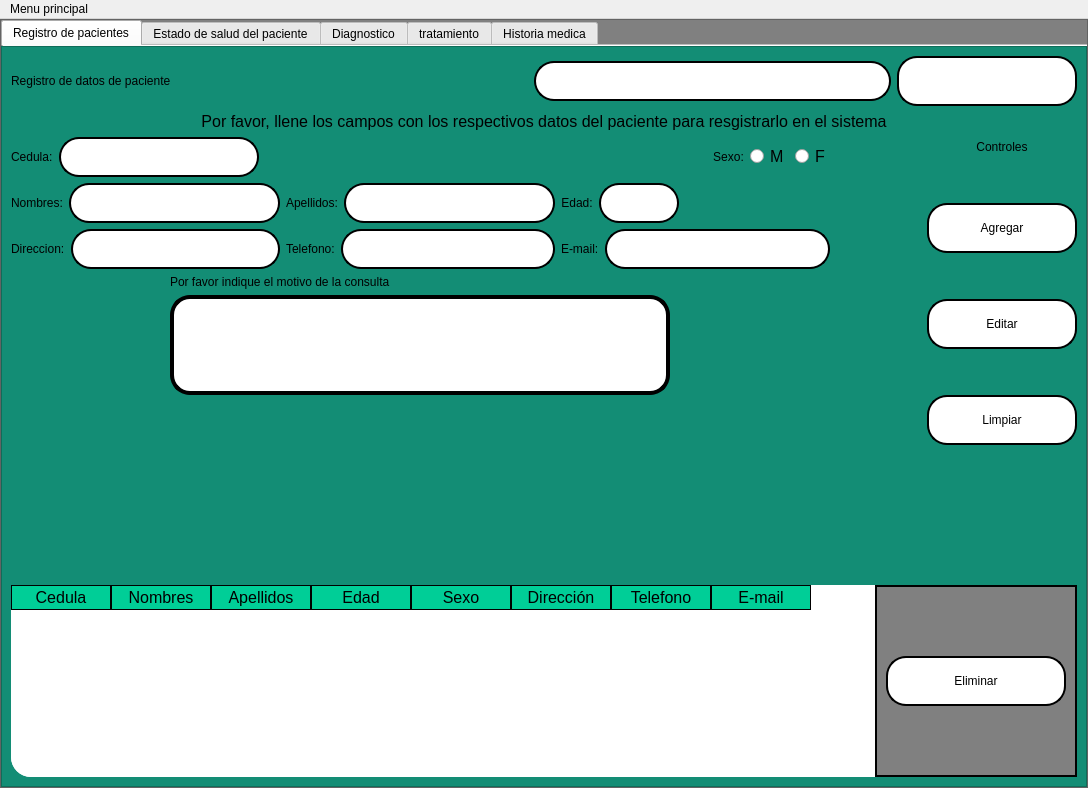
Qt form interfaces/History.ui (Reinaldito04/App-Consultas-y-Historias-Medicas) before a commit.
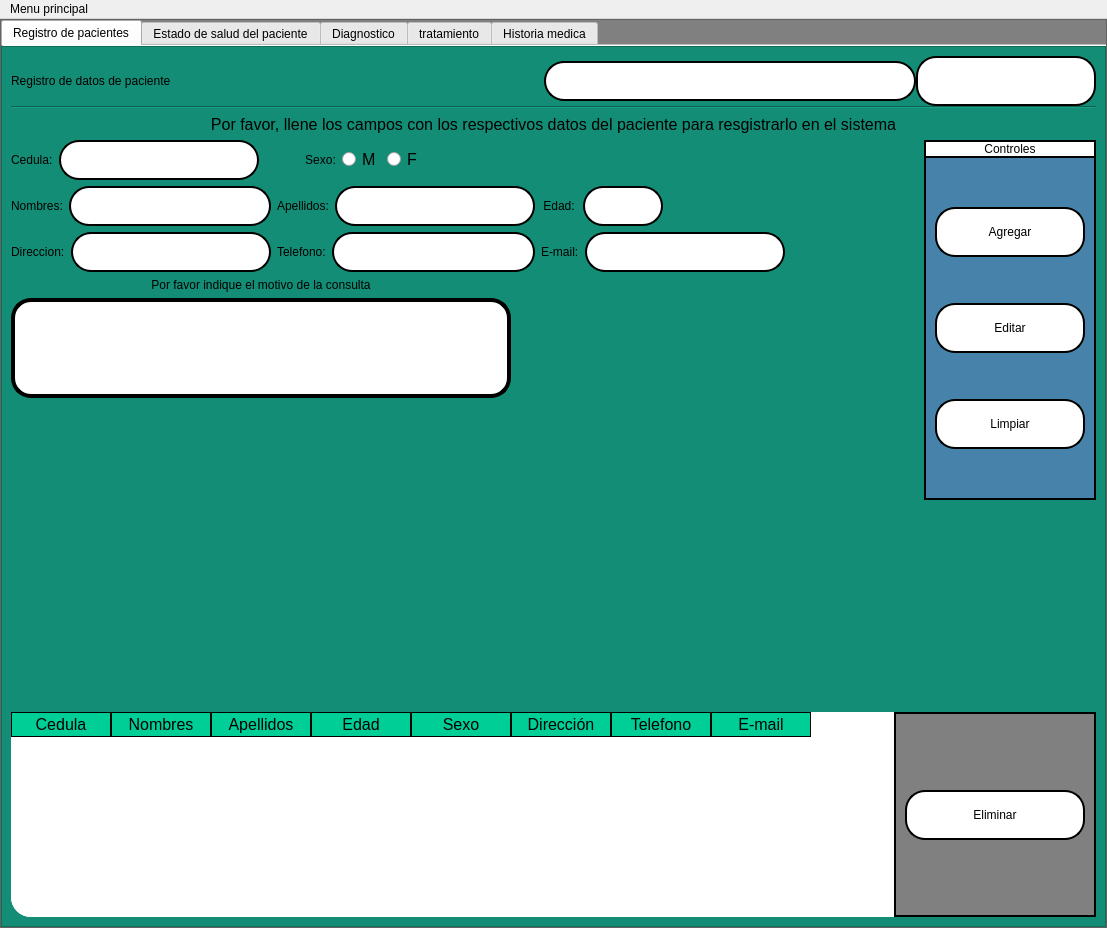
The same form after that commit. Icons and pictures are not drawn.

What changed in the file:
```diff
--- a/interfaces/History.ui
+++ b/interfaces/History.ui
@@ -2,6 +2,14 @@
 <ui version="4.0">
  <class>Paciente_Historias</class>
  <widget class="QMainWindow" name="Paciente_Historias">
+  <property name="geometry">
+   <rect>
+    <x>0</x>
+    <y>0</y>
+    <width>1107</width>
+    <height>928</height>
+   </rect>
+  </property>
   <property name="windowTitle">
    <string>MainWindow</string>
   </property>
@@ -152,7 +160,12 @@
              <property name="frameShadow">
               <enum>QFrame::Raised</enum>
              </property>
-             <layout class="QVBoxLayout" name="verticalLayout_17">
+             <layout class="QVBoxLayout" name="verticalLayout_58">
+              <item>
+               <layout class="QVBoxLayout" name="verticalLayout_4">
+                <property name="spacing">
+                 <number>0</number>
+                </property>
               <item>
                <layout class="QHBoxLayout" name="horizontalLayout">
                 <item>
@@ -220,6 +233,15 @@
                </layout>
               </item>
               <item>
+                 <widget class="Line" name="line_10">
+                  <property name="orientation">
+                   <enum>Qt::Horizontal</enum>
+                  </property>
+                 </widget>
+                </item>
+               </layout>
+              </item>
+              <item>
                <widget class="QLabel" name="label_2">
                 <property name="font">
                  <font>
@@ -239,17 +261,19 @@
                </widget>
               </item>
               <item>
-               <layout class="QHBoxLayout" name="horizontalLayout_29">
+               <layout class="QHBoxLayout" name="horizontalLayout_19">
                 <item>
-                 <layout class="QVBoxLayout" name="verticalLayout_13">
+                 <layout class="QVBoxLayout" name="verticalLayout_57">
                   <item>
-                   <layout class="QVBoxLayout" name="verticalLayout_8">
+                   <layout class="QVBoxLayout" name="verticalLayout_56">
                     <item>
-                     <layout class="QHBoxLayout" name="horizontalLayout_17">
+                     <layout class="QVBoxLayout" name="verticalLayout_54">
                       <item>
-                       <layout class="QHBoxLayout" name="horizontalLayout_15">
+                       <layout class="QHBoxLayout" name="horizontalLayout_16">
                         <item>
-                         <layout class="QHBoxLayout" name="horizontalLayout_18">
+                         <layout class="QHBoxLayout" name="horizontalLayout_8">
+                          <item>
+                           <layout class="QHBoxLayout" name="horizontalLayout_7">
                           <item>
                            <widget class="QLabel" name="lbl_cedul">
                             <property name="text">
@@ -270,22 +294,20 @@
                          </layout>
                         </item>
                         <item>
-                         <spacer name="horizontalSpacer_3">
+                           <spacer name="horizontalSpacer_6">
                           <property name="orientation">
                            <enum>Qt::Horizontal</enum>
                           </property>
                           <property name="sizeHint" stdset="0">
                            <size>
-                            <width>448</width>
+                              <width>40</width>
                             <height>20</height>
                            </size>
                           </property>
                          </spacer>
                         </item>
-                       </layout>
-                      </item>
                       <item>
-                       <layout class="QHBoxLayout" name="horizontalLayout_16">
+                           <layout class="QHBoxLayout" name="horizontalLayout_5">
                         <item>
                          <widget class="QLabel" name="lbl_gen">
                           <property name="text">
@@ -297,8 +319,6 @@
                          </widget>
                         </item>
                         <item>
-                         <layout class="QHBoxLayout" name="horizontalLayout_5">
-                          <item>
                            <widget class="QRadioButton" name="btn_m">
                             <property name="font">
                              <font>
@@ -331,16 +351,27 @@
                         </item>
                        </layout>
                       </item>
+                        <item>
+                         <spacer name="horizontalSpacer_3">
+                          <property name="orientation">
+                           <enum>Qt::Horizontal</enum>
+                          </property>
+                          <property name="sizeHint" stdset="0">
+                           <size>
+                            <width>40</width>
+                            <height>20</height>
+                           </size>
+                          </property>
+                         </spacer>
+                        </item>
                      </layout>
                     </item>
                     <item>
-                     <layout class="QVBoxLayout" name="verticalLayout_9">
+                       <layout class="QHBoxLayout" name="horizontalLayout_17">
                       <item>
-                       <layout class="QHBoxLayout" name="horizontalLayout_11">
+                         <layout class="QVBoxLayout" name="verticalLayout_10">
                         <item>
-                         <layout class="QHBoxLayout" name="horizontalLayout_14">
-                          <item>
-                           <layout class="QHBoxLayout" name="horizontalLayout_10">
+                           <layout class="QHBoxLayout" name="horizontalLayout_9">
                             <item>
                              <widget class="QLabel" name="lbl_name">
                               <property name="minimumSize">
@@ -367,7 +398,32 @@
                            </layout>
                           </item>
                           <item>
-                           <layout class="QHBoxLayout" name="horizontalLayout_9">
+                           <layout class="QHBoxLayout" name="horizontalLayout_10">
+                            <item>
+                             <widget class="QLabel" name="lbl_dir">
+                              <property name="text">
+                               <string>Direccion:</string>
+                              </property>
+                             </widget>
+                            </item>
+                            <item>
+                             <widget class="QLineEdit" name="in_dir">
+                              <property name="minimumSize">
+                               <size>
+                                <width>200</width>
+                                <height>40</height>
+                               </size>
+                              </property>
+                             </widget>
+                            </item>
+                           </layout>
+                          </item>
+                         </layout>
+                        </item>
+                        <item>
+                         <layout class="QVBoxLayout" name="verticalLayout_13">
+                          <item>
+                           <layout class="QHBoxLayout" name="horizontalLayout_11">
                             <item>
                              <widget class="QLabel" name="lbl_apell">
                               <property name="text">
@@ -388,7 +444,34 @@
                            </layout>
                           </item>
                           <item>
-                           <layout class="QHBoxLayout" name="horizontalLayout_8">
+                           <layout class="QHBoxLayout" name="horizontalLayout_12">
+                            <item>
+                             <widget class="QLabel" name="lbl_number">
+                              <property name="text">
+                               <string>Telefono:</string>
+                              </property>
+                             </widget>
+                            </item>
+                            <item>
+                             <widget class="QLineEdit" name="in_number">
+                              <property name="minimumSize">
+                               <size>
+                                <width>200</width>
+                                <height>40</height>
+                               </size>
+                              </property>
+                             </widget>
+                            </item>
+                           </layout>
+                          </item>
+                         </layout>
+                        </item>
+                        <item>
+                         <layout class="QVBoxLayout" name="verticalLayout_17">
+                          <item>
+                           <layout class="QHBoxLayout" name="horizontalLayout_15">
+                            <item>
+                             <layout class="QHBoxLayout" name="horizontalLayout_13">
                             <item>
                              <widget class="QLabel" name="lbl_age">
                               <property name="text">
@@ -427,6 +510,8 @@
                               </property>
                              </widget>
                             </item>
+                             </layout>
+                            </item>
                             <item>
                              <spacer name="horizontalSpacer_5">
                               <property name="orientation">
@@ -442,56 +527,8 @@
                             </item>
                            </layout>
                           </item>
-                         </layout>
-                        </item>
-                       </layout>
-                      </item>
                       <item>
-                       <layout class="QHBoxLayout" name="horizontalLayout_13">
-                        <item>
-                         <layout class="QHBoxLayout" name="horizontalLayout_7">
-                          <item>
-                           <widget class="QLabel" name="lbl_dir">
-                            <property name="text">
-                             <string>Direccion:</string>
-                            </property>
-                           </widget>
-                          </item>
-                          <item>
-                           <widget class="QLineEdit" name="in_dir">
-                            <property name="minimumSize">
-                             <size>
-                              <width>200</width>
-                              <height>40</height>
-                             </size>
-                            </property>
-                           </widget>
-                          </item>
-                         </layout>
-                        </item>
-                        <item>
-                         <layout class="QHBoxLayout" name="horizontalLayout_6">
-                          <item>
-                           <widget class="QLabel" name="lbl_number">
-                            <property name="text">
-                             <string>Telefono:</string>
-                            </property>
-                           </widget>
-                          </item>
-                          <item>
-                           <widget class="QLineEdit" name="in_number">
-                            <property name="minimumSize">
-                             <size>
-                              <width>200</width>
-                              <height>40</height>
-                             </size>
-                            </property>
-                           </widget>
-                          </item>
-                         </layout>
-                        </item>
-                        <item>
-                         <layout class="QHBoxLayout" name="horizontalLayout_12">
+                           <layout class="QHBoxLayout" name="horizontalLayout_14">
                           <item>
                            <widget class="QLabel" name="lbl_mail">
                             <property name="text">
@@ -518,16 +555,17 @@
                    </layout>
                   </item>
                   <item>
-                   <layout class="QVBoxLayout" name="verticalLayout_10">
+                     <layout class="QHBoxLayout" name="horizontalLayout_18">
                     <item>
-                     <layout class="QHBoxLayout" name="horizontalLayout_19">
-                      <item>
-                       <layout class="QVBoxLayout" name="verticalLayout_5">
+                       <layout class="QVBoxLayout" name="verticalLayout_55">
                         <item>
                          <widget class="QLabel" name="label_5">
                           <property name="text">
                            <string>Por favor indique el motivo de la consulta</string>
                           </property>
+                          <property name="alignment">
+                           <set>Qt::AlignCenter</set>
+                          </property>
                          </widget>
                         </item>
                         <item>
@@ -548,6 +586,21 @@
                         </item>
                        </layout>
                       </item>
+                      <item>
+                       <spacer name="horizontalSpacer_15">
+                        <property name="orientation">
+                         <enum>Qt::Horizontal</enum>
+                        </property>
+                        <property name="sizeHint" stdset="0">
+                         <size>
+                          <width>40</width>
+                          <height>20</height>
+                         </size>
+                        </property>
+                       </spacer>
+                      </item>
+                     </layout>
+                    </item>
                      </layout>
                     </item>
                     <item>
@@ -565,10 +618,8 @@
                     </item>
                    </layout>
                   </item>
-                 </layout>
-                </item>
                 <item>
-                 <spacer name="horizontalSpacer_6">
+                 <spacer name="horizontalSpacer_16">
                   <property name="orientation">
                    <enum>Qt::Horizontal</enum>
                   </property>
@@ -581,24 +632,18 @@
                  </spacer>
                 </item>
                 <item>
-                 <layout class="QVBoxLayout" name="verticalLayout_4">
+                 <layout class="QVBoxLayout" name="verticalLayout_5">
+                  <property name="spacing">
+                   <number>0</number>
+                  </property>
                   <item>
                    <widget class="QLabel" name="label">
-                    <property name="minimumSize">
-                     <size>
-                      <width>100</width>
-                      <height>20</height>
-                     </size>
-                    </property>
-                    <property name="maximumSize">
-                     <size>
-                      <width>250</width>
-                      <height>20</height>
-                     </size>
-                    </property>
                     <property name="styleSheet">
                      <string notr="true">QLabel{
-border:0px;
+background-color:white;
+border-right:2px solid rgb(0,0,0);
+border-left:2px solid rgb(0,0,0);
+border-top:2px solid rgb(0,0,0);
 }</string>
                     </property>
                     <property name="text">
@@ -610,7 +655,27 @@
                    </widget>
                   </item>
                   <item>
-                   <spacer name="verticalSpacer_8">
+                   <widget class="QFrame" name="frame_4">
+                    <property name="styleSheet">
+                     <string notr="true">QFrame{
+	background-color:rgb(70, 130, 169);
+border-right:2px solid rgb(0,0,0);
+border-left:2px solid rgb(0,0,0);
+border-bottom:2px solid rgb(0,0,0);
+border-top:2px solid rgb(0,0,0);
+}</string>
+                    </property>
+                    <property name="frameShape">
+                     <enum>QFrame::StyledPanel</enum>
+                    </property>
+                    <property name="frameShadow">
+                     <enum>QFrame::Raised</enum>
+                    </property>
+                    <layout class="QVBoxLayout" name="verticalLayout_9">
+                     <item>
+                      <layout class="QVBoxLayout" name="verticalLayout_8">
+                       <item>
+                        <spacer name="verticalSpacer_12">
                     <property name="orientation">
                      <enum>Qt::Vertical</enum>
                     </property>
@@ -642,7 +707,7 @@
                    </widget>
                   </item>
                   <item>
-                   <spacer name="verticalSpacer_5">
+                        <spacer name="verticalSpacer_9">
                     <property name="orientation">
                      <enum>Qt::Vertical</enum>
                     </property>
@@ -706,7 +771,7 @@
                    </widget>
                   </item>
                   <item>
-                   <spacer name="verticalSpacer_9">
+                        <spacer name="verticalSpacer_8">
                     <property name="orientation">
                      <enum>Qt::Vertical</enum>
                     </property>
@@ -721,9 +786,14 @@
                  </layout>
                 </item>
                </layout>
+                   </widget>
+                  </item>
+                 </layout>
+                </item>
+               </layout>
               </item>
               <item>
-               <spacer name="verticalSpacer_6">
+               <spacer name="verticalSpacer_5">
                 <property name="orientation">
                  <enum>Qt::Vertical</enum>
                 </property>
@@ -3236,7 +3306,7 @@
     <rect>
      <x>0</x>
      <y>0</y>
-     <width>1139</width>
+     <width>1107</width>
      <height>21</height>
     </rect>
    </property>
```
Lines whose indentation alone changed are shown as unchanged.
